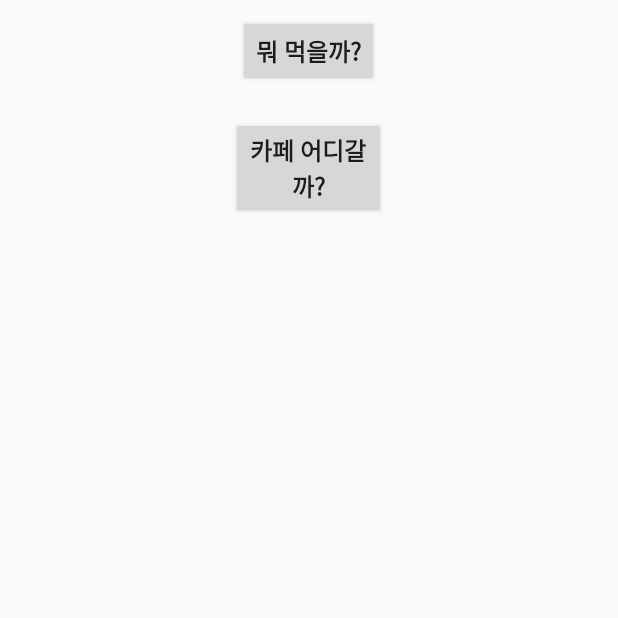
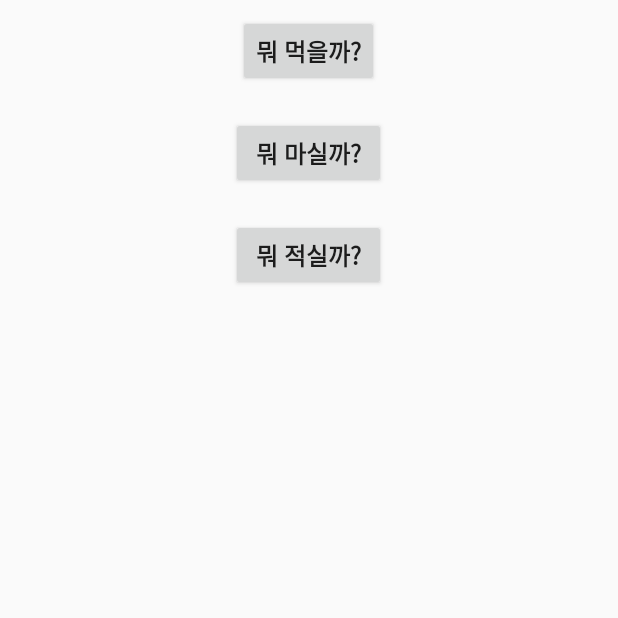
Before and after one commit to sgcs11/project1, an Android app: the screen it shows after launch (quicksolve), after a tap on "빠른장애해결", on a phone screen of 412 x 824 dp, the top half of it. Run offline under Robolectric (Android 15) with nearby library versions, the phone set to English and light mode, and no system bars.

Commit message:
quicksolve function implemented

```diff
--- a/app/src/main/java/com/example/joachanghwa/svoprj/quicksolve.java
+++ b/app/src/main/java/com/example/joachanghwa/svoprj/quicksolve.java
@@ -22,6 +22,10 @@ public class quicksolve extends Activity {
 
     public static double latitude;
     public static double longitude;
+    public static double prelat=0;
+    public static double prelong=0;
+    public static int btn_number;
+    public static int pre_btn_number;
     private static final int REQUEST_LOCATION=2;
     @Override
     protected void onCreate(Bundle savedInstanceState) {
@@ -30,16 +34,26 @@ public class quicksolve extends Activity {
 
         Button button01 = (Button) findViewById(R.id.button01);
         Button button02 = (Button) findViewById(R.id.button02);
+        Button button03 = (Button) findViewById(R.id.button03);
         button01.setOnClickListener(new View.OnClickListener() {
             @Override
             public void onClick(View view) {//뭐 먹을까?
                 getMyLocation();
+                btn_number=1;
             }
         });
         button02.setOnClickListener(new View.OnClickListener() {
             @Override
             public void onClick(View view) {
-
+                getMyLocation();
+                btn_number=2;
+            }
+        });
+        button03.setOnClickListener(new View.OnClickListener(){
+            @Override
+            public void onClick(View view){
+                getMyLocation();
+                btn_number=3;
             }
         });
     }
--- a/app/src/main/res/layout/activity_quicksolve.xml
+++ b/app/src/main/res/layout/activity_quicksolve.xml
@@ -22,7 +22,17 @@ tools:context="com.example.joachanghwa.svoprj.quicksolve">
         android:layout_height="wrap_content"
         android:layout_gravity="center_horizontal"
         android:layout_margin="10dp"
-        android:text="카페 어디갈까?"
+        android:text="뭐 마실까?"
+        android:textSize="16dp"
+        android:textStyle="bold" />
+
+    <Button
+        android:id="@+id/button03"
+        android:layout_width="103dp"
+        android:layout_height="wrap_content"
+        android:layout_gravity="center_horizontal"
+        android:layout_margin="10dp"
+        android:text="뭐 적실까?"
         android:textSize="16dp"
         android:textStyle="bold" />
 
```
Also changed, not shown: app/src/main/java/com/example/joachanghwa/svoprj/crawling.java (+93 -27 lines).
